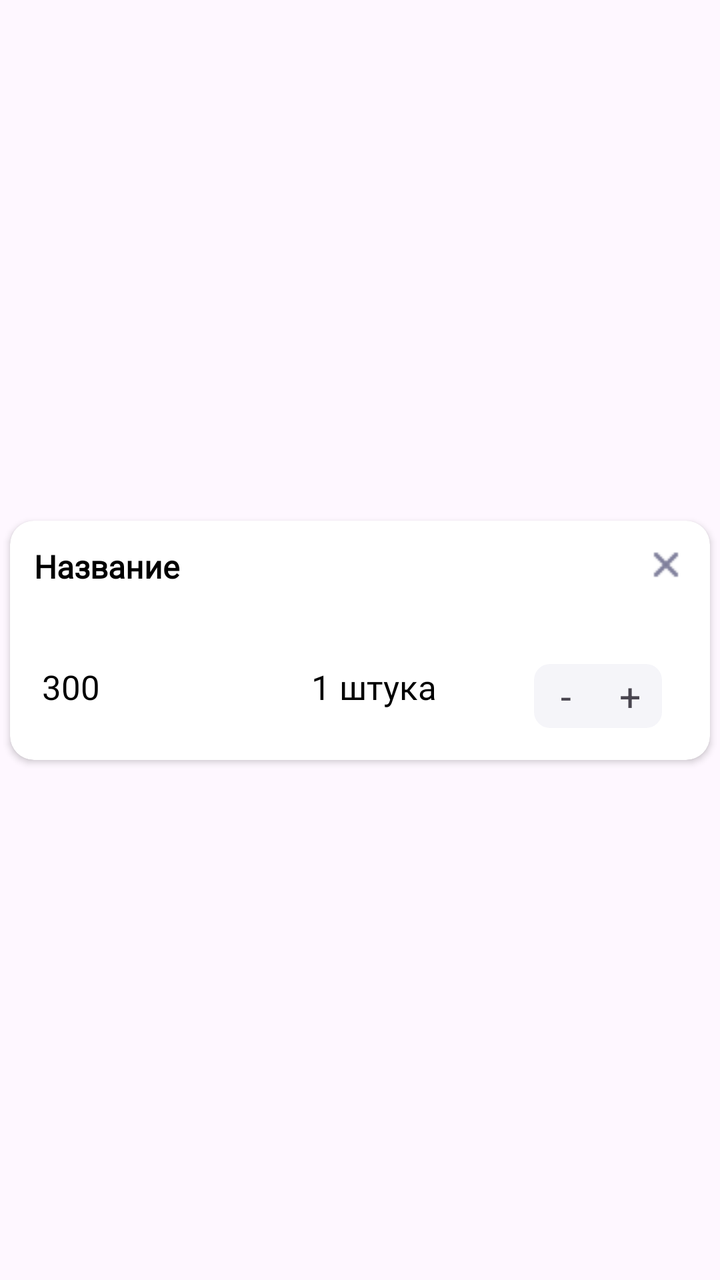
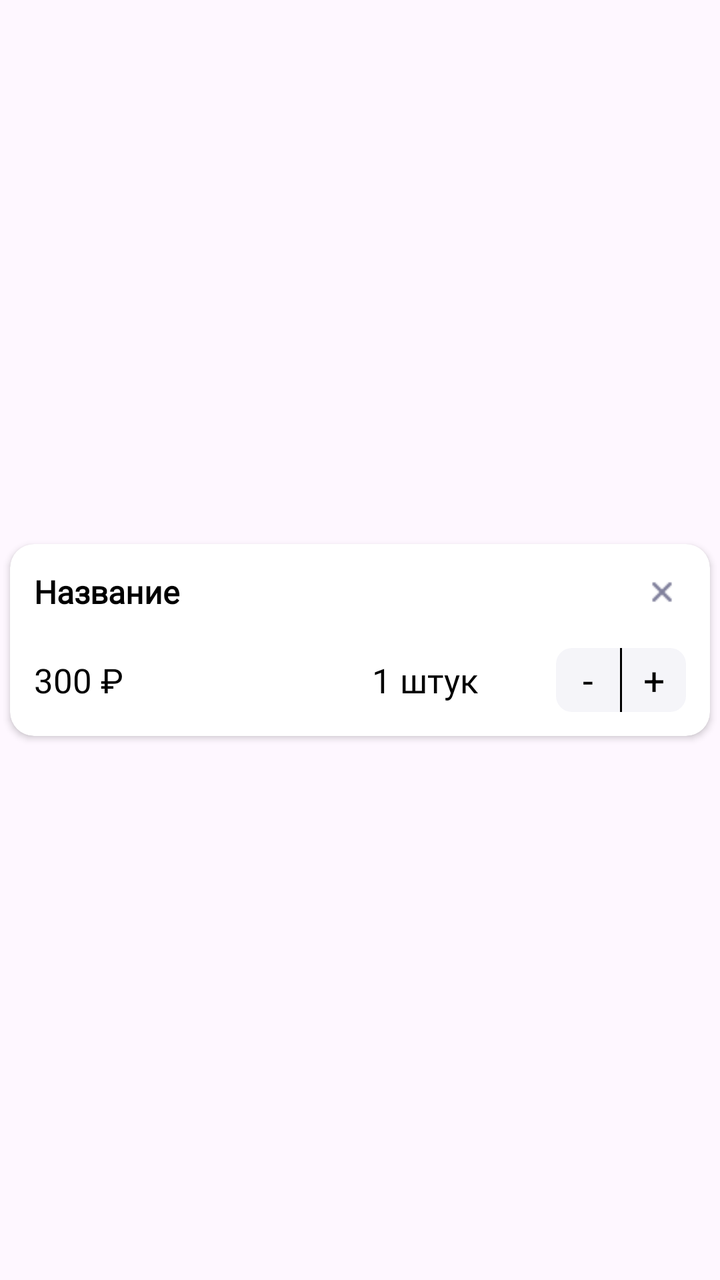

Before-and-after screenshots of an Android layout around one commit, followed by the original layout XML and the change that was made.
<!-- AndroidManifest.xml: application theme Theme.Notification_Klimov -->
<!-- res/layout/item_basket.xml -->
<?xml version="1.0" encoding="utf-8"?>
<androidx.constraintlayout.widget.ConstraintLayout xmlns:android="http://schemas.android.com/apk/res/android"
    xmlns:app="http://schemas.android.com/apk/res-auto"
    android:layout_width="match_parent"
    android:layout_height="wrap_content">

    <androidx.cardview.widget.CardView
        android:layout_width="match_parent"
        android:layout_height="wrap_content"
        android:layout_margin="5dp"
        android:background="@color/white"
        app:cardCornerRadius="12dp"
        app:layout_constraintHorizontal_bias="0.444"
        app:layout_constraintBottom_toBottomOf="parent"
        app:layout_constraintEnd_toEndOf="parent"
        app:layout_constraintStart_toStartOf="parent"
        app:layout_constraintTop_toTopOf="parent">

        <LinearLayout
            android:layout_width="match_parent"
            android:layout_height="wrap_content"
            android:layout_margin="12dp"
            android:orientation="vertical">

            <LinearLayout
                android:layout_width="match_parent"
                android:layout_height="wrap_content"
                android:orientation="horizontal">

                <TextView
                    android:id="@+id/tvName"
                    android:layout_width="match_parent"
                    android:layout_height="wrap_content"
                    android:layout_weight="1"
                    android:fontFamily="@font/roboto"
                    android:text="Название"
                    android:textColor="@color/black"
                    android:textSize="16sp"
                    android:textStyle="bold"/>

                <ImageView
                    android:id="@+id/btnItemClear"
                    android:layout_width="20dp"
                    android:layout_height="20dp"
                    android:src="@drawable/ic_delete"/>

            </LinearLayout>

            <GridLayout
                android:layout_width="match_parent"
                android:layout_height="wrap_content"
                android:layout_marginTop="34dp"
                android:alignmentMode="alignMargins"
                android:columnCount="3"
                android:columnOrderPreserved="false"
                android:orientation="horizontal"
                android:useDefaultMargins="true">

                <TextView
                    android:id="@+id/tvPrice"
                    android:layout_width="wrap_content"
                    android:layout_height="wrap_content"
                    android:layout_column="0"
                    android:layout_columnWeight="1"
                    android:fontFamily="@font/roboto"
                    android:text="300"
                    android:textColor="@color/black"
                    android:textSize="17sp"
                    android:textFontWeight="500"/>

                <TextView
                    android:id="@+id/tvCount"
                    android:layout_width="wrap_content"
                    android:layout_height="wrap_content"
                    android:layout_column="1"
                    android:layout_columnWeight="1"
                    android:fontFamily="@font/roboto"
                    android:gravity="center"
                    android:text="1 штука"
                    android:textColor="@color/black"
                    android:textSize="17sp"
                    android:textFontWeight="500"/>

                <LinearLayout
                    android:layout_width="wrap_content"
                    android:layout_height="wrap_content"
                    android:layout_column="2"
                    android:layout_columnWeight="1"
                    android:layout_gravity="center_horizontal"
                    android:background="@drawable/bth_minus_and_plus"
                    android:orientation="horizontal">

                    <TextView
                        android:id="@+id/btnMinus"
                        android:layout_width="32dp"
                        android:layout_height="32dp"
                        android:gravity="center"
                        android:text="-"
                        android:textSize="19sp"/>

                    <TextView
                        android:id="@+id/btnPlus"
                        android:layout_width="32dp"
                        android:layout_height="32dp"
                        android:gravity="center"
                        android:text="+"
                        android:textSize="19sp"/>

                </LinearLayout>

            </GridLayout>

        </LinearLayout>

    </androidx.cardview.widget.CardView>
</androidx.constraintlayout.widget.ConstraintLayout>
<!-- resources referenced by this layout -->
<resources>
  <color name="black">#FF000000</color>
  <color name="white">#FFFFFFFF</color>
  <!-- drawable bth_minus_and_plus (drawable) -->
  <?xml version="1.0" encoding="utf-8"?>
  <shape xmlns:android="http://schemas.android.com/apk/res/android">
      <solid android:color="#F5F5F9"/>
      <corners android:radius="8dp"/>
  </shape>
  <!-- drawable ic_delete: png bitmap (drawable, 324 bytes) -->
  <style name="Theme.Notification_Klimov" parent="Base.Theme.Notification_Klimov" />
  <style name="Base.Theme.Notification_Klimov" parent="Theme.Material3.DayNight.NoActionBar">
          
          
      </style>
</resources>

<!-- the commit's change to res/layout/item_basket.xml (unified diff, before → after) -->
@@ -5,12 +5,12 @@
     android:layout_height="wrap_content">
 
     <androidx.cardview.widget.CardView
-        android:layout_width="match_parent"
+        android:layout_width="0dp"
         android:layout_height="wrap_content"
         android:layout_margin="5dp"
-        android:background="@color/white"
+        app:cardBackgroundColor="@color/white"
         app:cardCornerRadius="12dp"
-        app:layout_constraintHorizontal_bias="0.444"
+        app:cardElevation="2dp"
         app:layout_constraintBottom_toBottomOf="parent"
         app:layout_constraintEnd_toEndOf="parent"
         app:layout_constraintStart_toStartOf="parent"
@@ -25,90 +25,99 @@
             <LinearLayout
                 android:layout_width="match_parent"
                 android:layout_height="wrap_content"
+                android:gravity="center_vertical"
                 android:orientation="horizontal">
 
                 <TextView
                     android:id="@+id/tvName"
-                    android:layout_width="match_parent"
+                    android:layout_width="0dp"
                     android:layout_height="wrap_content"
                     android:layout_weight="1"
                     android:fontFamily="@font/roboto"
                     android:text="Название"
                     android:textColor="@color/black"
                     android:textSize="16sp"
-                    android:textStyle="bold"/>
+                    android:textStyle="bold" />
 
                 <ImageView
                     android:id="@+id/btnItemClear"
-                    android:layout_width="20dp"
-                    android:layout_height="20dp"
-                    android:src="@drawable/ic_delete"/>
+                    android:layout_width="24dp"
+                    android:layout_height="24dp"
+                    android:padding="4dp"
+                    android:clickable="true"
+                    android:focusable="true"
+                    android:src="@drawable/ic_delete"
+                    android:background="?attr/selectableItemBackgroundBorderless" />
 
             </LinearLayout>
 
-            <GridLayout
+            <LinearLayout
                 android:layout_width="match_parent"
                 android:layout_height="wrap_content"
-                android:layout_marginTop="34dp"
-                android:alignmentMode="alignMargins"
-                android:columnCount="3"
-                android:columnOrderPreserved="false"
-                android:orientation="horizontal"
-                android:useDefaultMargins="true">
+                android:layout_marginTop="16dp"
+                android:gravity="center_vertical"
+                android:orientation="horizontal">
 
                 <TextView
                     android:id="@+id/tvPrice"
-                    android:layout_width="wrap_content"
+                    android:layout_width="0dp"
                     android:layout_height="wrap_content"
-                    android:layout_column="0"
-                    android:layout_columnWeight="1"
+                    android:layout_weight="1"
                     android:fontFamily="@font/roboto"
-                    android:text="300"
+                    android:text="300 ₽"
                     android:textColor="@color/black"
                     android:textSize="17sp"
-                    android:textFontWeight="500"/>
+                    android:textFontWeight="500" />
 
                 <TextView
                     android:id="@+id/tvCount"
-                    android:layout_width="wrap_content"
+                    android:layout_width="0dp"
                     android:layout_height="wrap_content"
-                    android:layout_column="1"
-                    android:layout_columnWeight="1"
+                    android:layout_weight="1"
                     android:fontFamily="@font/roboto"
                     android:gravity="center"
-                    android:text="1 штука"
+                    android:text="1 штук"
                     android:textColor="@color/black"
                     android:textSize="17sp"
-                    android:textFontWeight="500"/>
+                    android:textFontWeight="500" />
 
                 <LinearLayout
                     android:layout_width="wrap_content"
-                    android:layout_height="wrap_content"
-                    android:layout_column="2"
-                    android:layout_columnWeight="1"
-                    android:layout_gravity="center_horizontal"
+                    android:layout_height="32dp"
                     android:background="@drawable/bth_minus_and_plus"
-                    android:orientation="horizontal">
+                    android:orientation="horizontal"
+                    android:gravity="center_vertical">
 
                     <TextView
                         android:id="@+id/btnMinus"
                         android:layout_width="32dp"
-                        android:layout_height="32dp"
+                        android:layout_height="match_parent"
                         android:gravity="center"
                         android:text="-"
-                        android:textSize="19sp"/>
+                        android:textSize="19sp"
+                        android:textColor="@color/black"
+                        android:clickable="true"
+                        android:focusable="true" />
+
+                    <View
+                        android:layout_width="1dp"
+                        android:layout_height="match_parent"
+                        android:background="@color/black" />
 
                     <TextView
                         android:id="@+id/btnPlus"
                         android:layout_width="32dp"
-                        android:layout_height="32dp"
+                        android:layout_height="match_parent"
                         android:gravity="center"
                         android:text="+"
-                        android:textSize="19sp"/>
+                        android:textSize="19sp"
+                        android:textColor="@color/black"
+                        android:clickable="true"
+                        android:focusable="true"/>
 
                 </LinearLayout>
 
-            </GridLayout>
+            </LinearLayout>
 
         </LinearLayout>
 
